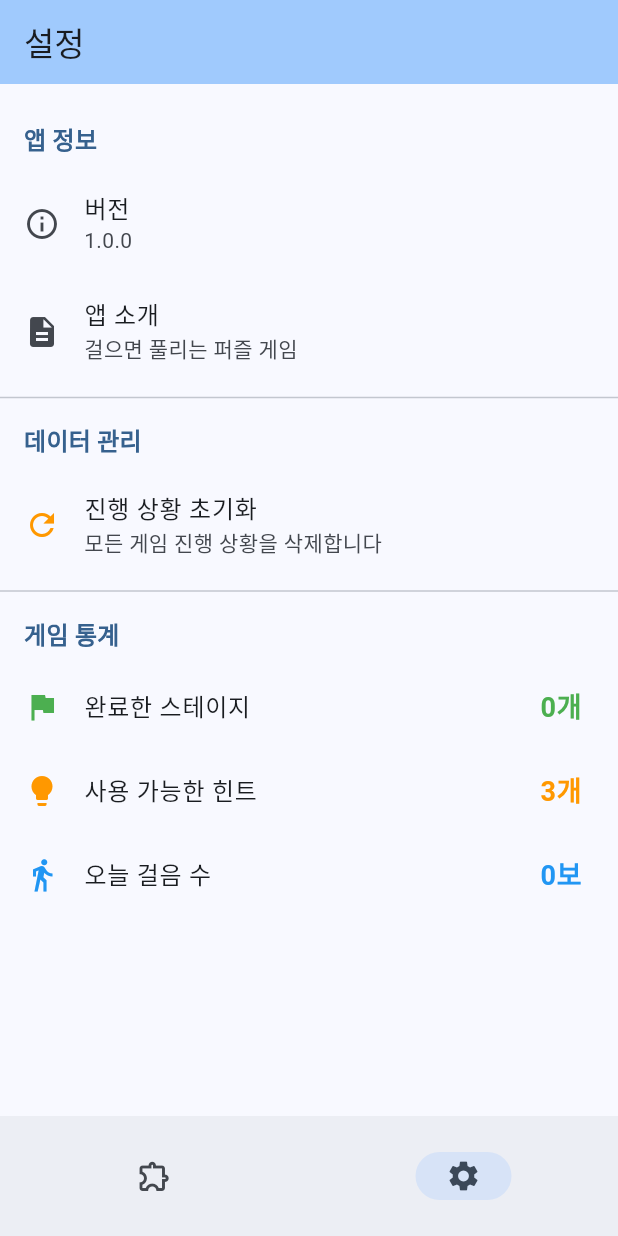
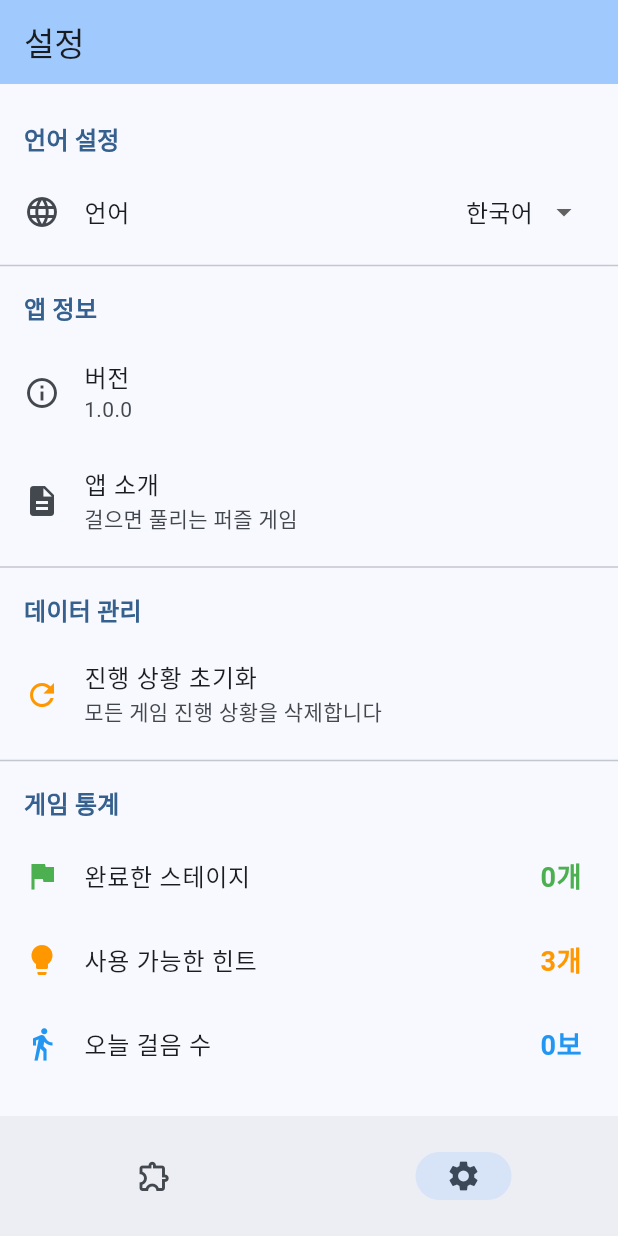
Before and after one commit to lukaPlayground/walking-puzzle-game, a Flutter app: the screen it shows after launch, item 2 of the bottom bar chosen, on a phone screen of 412 x 824 dp. Run offline on Flutter 3.47's test engine with Material 3 defaults, Android fonts, the phone set to English and light mode, and no system bars; our stand-ins replace geolocator, permission_handler, sensors_plus, shared_preferences; missing offline and left inert: health; accounts and stored records are empty.

Commit message:
Add internationalization support with Korean and English
Implemented full i18n support using Flutter's localization system:
- Added LocaleProvider for language state management
- Created Korean (default) and English translation files (ARB format)
- Updated settings screen with language selection dropdown
- Fixed generated localization file imports
- All UI strings now support both languages

Users can switch between Korean and English in the settings screen.
Selected language persists across app restarts via SharedPreferences.

Co-Authored-By: Claude Sonnet 4.5 <noreply@anthropic.com>

```diff
--- a/lib/main.dart
+++ b/lib/main.dart
@@ -5,13 +5,16 @@
 // ═══════════════════════════════════════
 
 import 'package:flutter/material.dart';
+import 'package:flutter_localizations/flutter_localizations.dart';
 import 'package:provider/provider.dart';
 import 'providers/game_provider.dart';
 import 'providers/step_counter_provider.dart';
 import 'providers/location_provider.dart';
+import 'providers/locale_provider.dart';
 import 'screens/puzzle_list_screen.dart';
 import 'screens/settings_screen.dart';
 import 'utils/app_identity.dart';
+import 'l10n/app_localizations.dart';
 
 void main() {
   // Print creator signature to debug console
@@ -26,12 +29,26 @@ class WalkingPuzzleApp extends StatelessWidget {
   Widget build(BuildContext context) {
     return MultiProvider(
       providers: [
+        ChangeNotifierProvider(create: (_) => LocaleProvider()),
         ChangeNotifierProvider(create: (_) => GameProvider()),
         ChangeNotifierProvider(create: (_) => StepCounterProvider()),
         ChangeNotifierProvider(create: (_) => LocationProvider()),
       ],
-      child: MaterialApp(
-        title: 'Walking Puzzle Game',
+      child: Consumer<LocaleProvider>(
+        builder: (context, localeProvider, child) {
+          return MaterialApp(
+            title: 'WalkingPuzzle',
+            locale: localeProvider.locale,
+            localizationsDelegates: const [
+              AppLocalizations.delegate,
+              GlobalMaterialLocalizations.delegate,
+              GlobalWidgetsLocalizations.delegate,
+              GlobalCupertinoLocalizations.delegate,
+            ],
+            supportedLocales: const [
+              Locale('ko'), // Korean
+              Locale('en'), // English
+            ],
             theme: ThemeData(
               colorScheme: ColorScheme.fromSeed(
                 seedColor: Colors.blue,
@@ -47,6 +64,8 @@ class WalkingPuzzleApp extends StatelessWidget {
               useMaterial3: true,
             ),
             home: const MainNavigationScreen(),
+          );
+        },
       ),
     );
   }
--- a/lib/screens/settings_screen.dart
+++ b/lib/screens/settings_screen.dart
@@ -3,7 +3,9 @@ import 'package:provider/provider.dart';
 import 'package:shared_preferences/shared_preferences.dart';
 import '../providers/game_provider.dart';
 import '../providers/step_counter_provider.dart';
+import '../providers/locale_provider.dart';
 import '../services/storage_service.dart';
+import '../l10n/app_localizations.dart';
 
 class SettingsScreen extends StatefulWidget {
   const SettingsScreen({super.key});
@@ -79,9 +81,11 @@ class _SettingsScreenState extends State<SettingsScreen> {
       body: ListView(
         children: [
           const SizedBox(height: 16),
+          _buildLanguageSection(context),
+          const Divider(),
           _buildSection(
             context,
-            '앱 정보',
+            AppLocalizations.of(context)!.appInfo,
             [
               ListTile(
                 leading: const Icon(Icons.info_outline),
@@ -169,6 +173,41 @@ class _SettingsScreenState extends State<SettingsScreen> {
     );
   }
 
+  Widget _buildLanguageSection(BuildContext context) {
+    final l10n = AppLocalizations.of(context)!;
+    final localeProvider = Provider.of<LocaleProvider>(context);
+
+    return _buildSection(
+      context,
+      l10n.languageSettings,
+      [
+        ListTile(
+          leading: const Icon(Icons.language),
+          title: Text(l10n.language),
+          trailing: DropdownButton<Locale>(
+            value: localeProvider.locale,
+            underline: const SizedBox(),
+            items: const [
+              DropdownMenuItem(
+                value: Locale('ko'),
+                child: Text('한국어'),
+              ),
+              DropdownMenuItem(
+                value: Locale('en'),
+                child: Text('English'),
+              ),
+            ],
+            onChanged: (Locale? newLocale) {
+              if (newLocale != null) {
+                localeProvider.setLocale(newLocale);
+              }
+            },
+          ),
+        ),
+      ],
+    );
+  }
+
   Widget _buildSection(
     BuildContext context,
     String title,
```
Also changed, not shown: 1 other file. Lines whose indentation alone changed are shown as unchanged.
